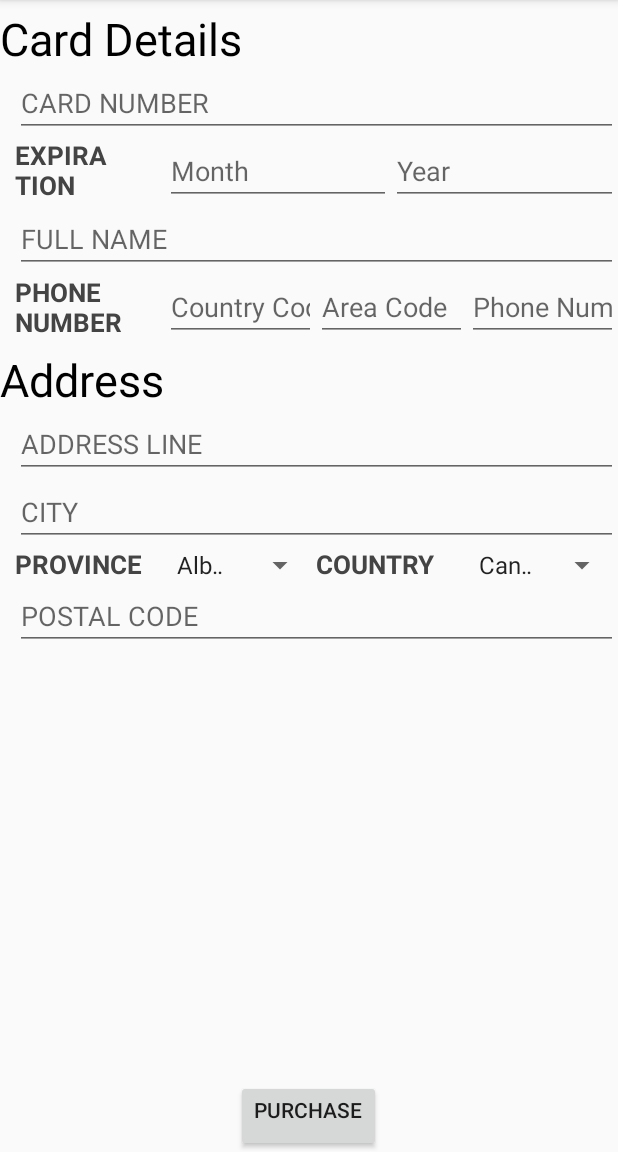
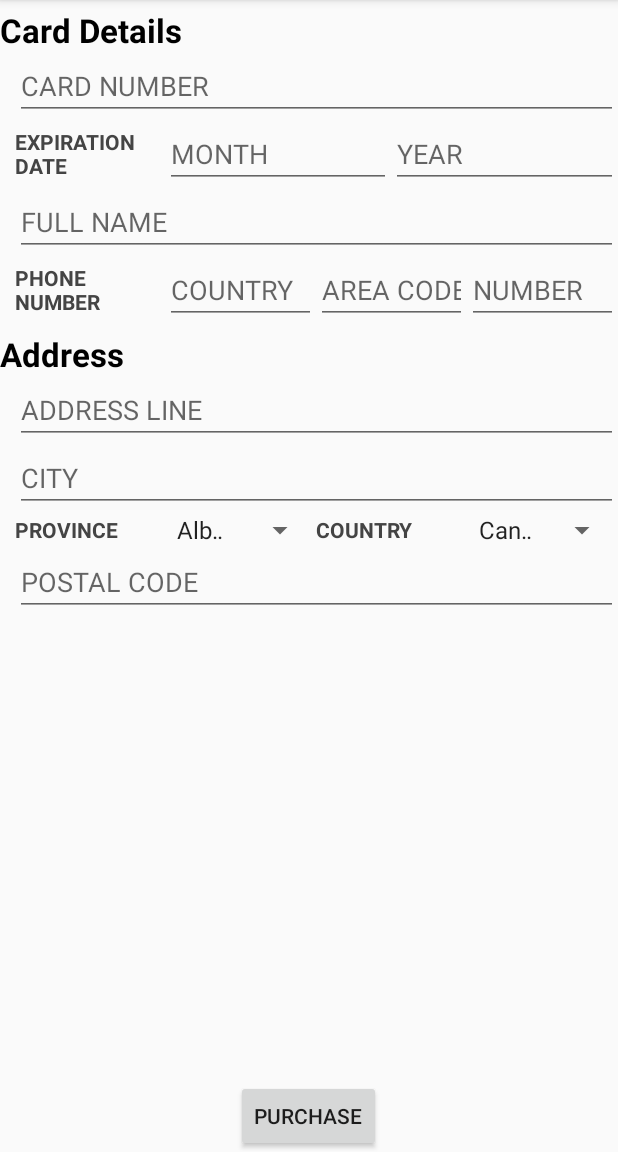
Before and after one commit to andylun1206/airline-reservation-system, an Android app: the fragment PaymentFragment placed in its activity, on a phone screen of 412 x 824 dp, the part 84-1236 px from its top. Run offline under Robolectric (Android 15) with nearby library versions, the phone set to English and light mode, and no system bars.

Commit message:
Update text sizes to use the device default

```diff
--- a/app/src/main/java/ca/umanitoba/cs/comp3350/saveonflight/presentation/HomeFragment.java
+++ b/app/src/main/java/ca/umanitoba/cs/comp3350/saveonflight/presentation/HomeFragment.java
@@ -60,7 +60,12 @@ public class HomeFragment extends Fragment {
         view.findViewById(R.id.button_home_checkin).setOnClickListener(new View.OnClickListener() {
             @Override
             public void onClick(View view) {
-                ToastHandler.toastComingSoon(getActivity(), getString(R.string.title_activity_checkin));
+                // TO TEST PAYMENT FRAGMENT
+                FragmentTransaction ft = getFragmentManager().beginTransaction();
+                ft.replace(R.id.content_frame, new PaymentFragment());
+                ft.commit();
+
+                //ToastHandler.toastComingSoon(getActivity(), getString(R.string.title_activity_checkin));
             }
         });
     }
--- a/app/src/main/java/ca/umanitoba/cs/comp3350/saveonflight/presentation/MainActivity.java
+++ b/app/src/main/java/ca/umanitoba/cs/comp3350/saveonflight/presentation/MainActivity.java
@@ -132,8 +132,8 @@ public class MainActivity extends AppCompatActivity
             case R.id.nav_search:
                 fragment = new SearchFragment();
                 break;
-            case R.layout.fragment_payment: // temp
-                fragment = new PaymentFragment();
+            default:
+                fragment = new HomeFragment();
                 break;
         }
 
--- a/app/src/main/java/ca/umanitoba/cs/comp3350/saveonflight/presentation/ViewFlightsFragment.java
+++ b/app/src/main/java/ca/umanitoba/cs/comp3350/saveonflight/presentation/ViewFlightsFragment.java
@@ -14,6 +14,7 @@ import android.support.v4.app.ListFragment;
 import android.view.LayoutInflater;
 import android.view.View;
 import android.view.ViewGroup;
+import android.widget.ListView;
 
 import java.util.ArrayList;
 
@@ -63,7 +64,6 @@ public class ViewFlightsFragment extends ListFragment {
         view.findViewById(R.id.button_view_flight_sort_duration).setOnClickListener(new View.OnClickListener() {
             @Override
             public void onClick(View view) {
-                //ToastHandler.toastComingSoon(getActivity(), "Sort by duration");
                 new SortFlightsImpl().sortFlightsBy(flights, SortFlights.SortParameter.DURATION);
                 updateFlightList();
             }
--- a/app/src/main/res/layout/fragment_payment.xml
+++ b/app/src/main/res/layout/fragment_payment.xml
@@ -1,5 +1,6 @@
 <?xml version="1.0" encoding="utf-8"?>
 <LinearLayout xmlns:android="http://schemas.android.com/apk/res/android"
+    style="@android:style/TextAppearance.DeviceDefault.Small"
     android:layout_width="match_parent"
     android:layout_height="match_parent"
     android:orientation="vertical">
@@ -9,8 +10,9 @@
         android:layout_height="wrap_content"
         android:layout_marginTop="5sp"
         android:text="Card Details"
+        android:textAppearance="@android:style/TextAppearance.DeviceDefault.Large"
         android:textColor="#000"
-        android:textSize="30sp" />
+        android:textStyle="bold" />
 
     <EditText
         android:id="@+id/editText_card_number"
@@ -28,13 +30,13 @@
         android:weightSum="100">
 
         <TextView
+            android:id="@+id/textView3"
             android:layout_width="0sp"
             android:layout_height="match_parent"
             android:layout_weight="25"
             android:gravity="center_vertical"
             android:text="EXPIRATION DATE"
             android:textColor="#444"
-            android:textSize="17sp"
             android:textStyle="bold" />
 
         <EditText
@@ -42,16 +44,16 @@
             android:layout_width="0sp"
             android:layout_height="wrap_content"
             android:layout_weight="37.5"
-            android:inputType="number"
-            android:hint="Month" />
+            android:hint="MONTH"
+            android:inputType="number" />
 
         <EditText
             android:id="@+id/editText_year"
             android:layout_width="0sp"
             android:layout_height="wrap_content"
             android:layout_weight="37.5"
-            android:inputType="number"
-            android:hint="Year" />
+            android:hint="YEAR"
+            android:inputType="number" />
     </LinearLayout>
 
     <EditText
@@ -59,8 +61,7 @@
         android:layout_width="match_parent"
         android:layout_height="wrap_content"
         android:layout_marginStart="10sp"
-        android:hint="FULL NAME"
-        android:inputType="number" />
+        android:hint="FULL NAME" />
 
     <LinearLayout
         android:layout_width="match_parent"
@@ -76,7 +77,6 @@
             android:gravity="center_vertical"
             android:text="PHONE NUMBER"
             android:textColor="#444"
-            android:textSize="17sp"
             android:textStyle="bold" />
 
         <EditText
@@ -84,33 +84,35 @@
             android:layout_width="0sp"
             android:layout_height="wrap_content"
             android:layout_weight="25"
-            android:inputType="phone"
-            android:hint="Country Code" />
+            android:hint="COUNTRY"
+            android:inputType="phone" />
 
         <EditText
             android:id="@+id/editText_area_code"
             android:layout_width="0sp"
             android:layout_height="wrap_content"
             android:layout_weight="25"
-            android:inputType="phone"
-            android:hint="Area Code" />
+            android:hint="AREA CODE"
+            android:inputType="phone" />
 
         <EditText
             android:id="@+id/editText_phone_number"
             android:layout_width="0sp"
             android:layout_height="wrap_content"
             android:layout_weight="25"
-            android:inputType="phone"
-            android:hint="Phone Number" />
+            android:hint="NUMBER"
+            android:inputType="phone" />
     </LinearLayout>
 
     <TextView
+        android:id="@+id/textView2"
         android:layout_width="match_parent"
         android:layout_height="wrap_content"
         android:layout_marginTop="5sp"
         android:text="Address"
+        android:textAppearance="@android:style/TextAppearance.DeviceDefault.Large"
         android:textColor="#000"
-        android:textSize="30sp" />
+        android:textStyle="bold" />
 
     <EditText
         android:id="@+id/editText_address"
@@ -141,7 +143,6 @@
             android:gravity="center_vertical"
             android:text="PROVINCE"
             android:textColor="#444"
-            android:textSize="17sp"
             android:textStyle="bold" />
 
         <Spinner
@@ -158,8 +159,7 @@
             android:gravity="center_vertical"
             android:text="COUNTRY"
             android:textColor="#444"
-            android:textSize="17sp"
-            android:textStyle="bold" />
+            android:textStyle="bold" />/>
 
         <Spinner
             android:id="@+id/spinner_country"
@@ -188,7 +188,7 @@
             android:layout_width="wrap_content"
             android:layout_height="wrap_content"
             android:layout_gravity="center_horizontal"
-            android:gravity=""
+            android:gravity="center_vertical"
             android:text="Purchase" />
     </LinearLayout>
 
--- a/app/src/main/res/layout/list_item_view_flights.xml
+++ b/app/src/main/res/layout/list_item_view_flights.xml
@@ -57,6 +57,7 @@
                 android:layout_centerVertical="true"
                 android:src="@drawable/ic_right_arrow"
                 android:background="@android:color/transparent"
-                android:id="@+id/imageButton_view_flight_next"/>
+                android:id="@+id/imageButton_view_flight_next"
+                android:onClick=""/>
     </RelativeLayout>
 </LinearLayout>
--- a/app/src/main/res/values/dimens.xml
+++ b/app/src/main/res/values/dimens.xml
@@ -6,4 +6,8 @@
     <dimen name="activity_horizontal_margin">16dp</dimen>
     <dimen name="activity_vertical_margin">16dp</dimen>
     <dimen name="fab_margin">16dp</dimen>
+    <!-- Default text sizes -->
+    <dimen name="text_size_small">14sp</dimen>
+    <dimen name="text_size_medium">18sp</dimen>
+    <dimen name="text_size_large">22sp</dimen>
 </resources>
```
Also changed, not shown: app/src/main/java/ca/umanitoba/cs/comp3350/saveonflight/presentation/PaymentFragment.java (line endings or trailing spaces), 1 other file.
